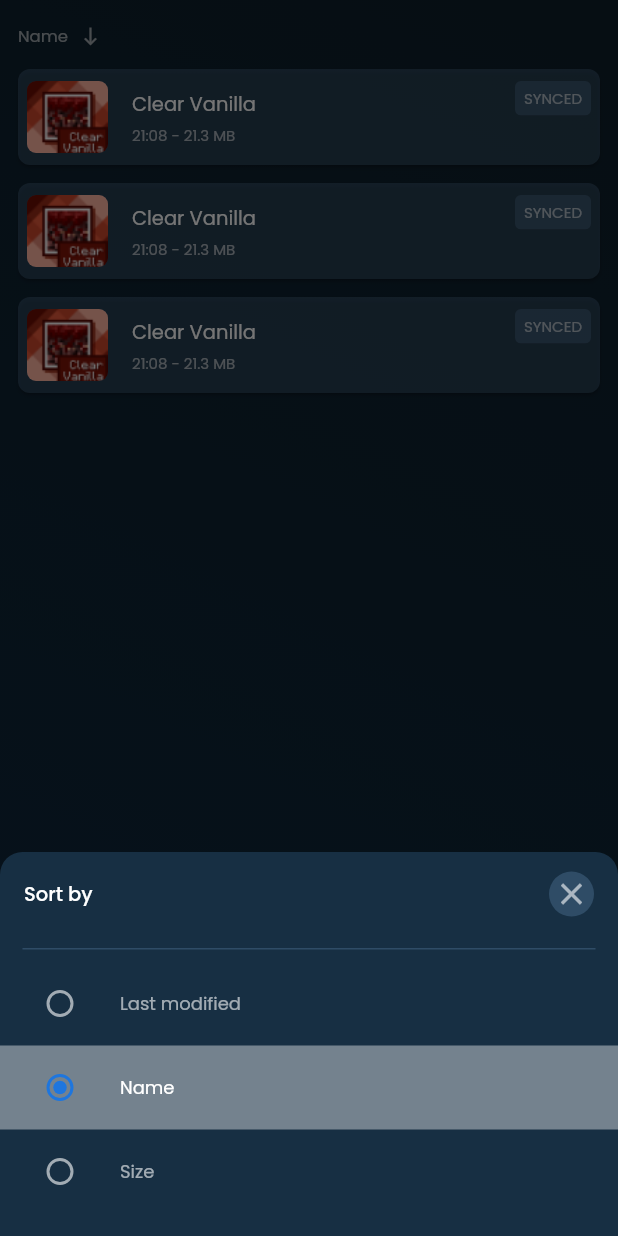
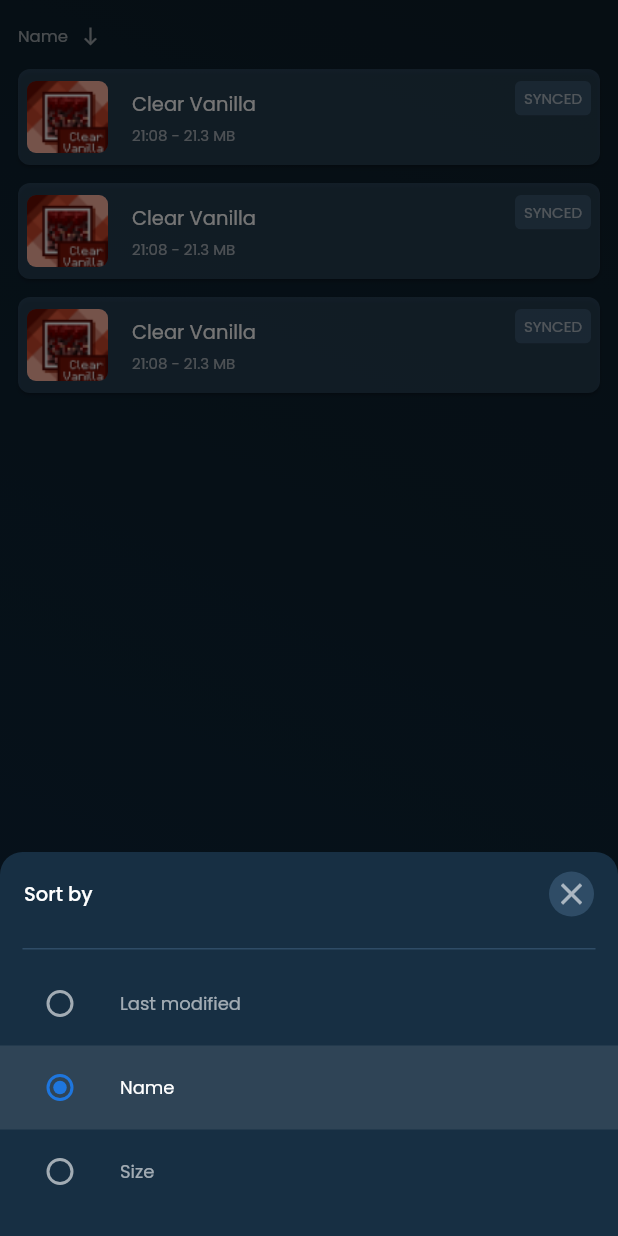
Before and after one commit to idan054/minecloud_tal, a Flutter app: the MainPage screen opened directly with empty values, after a tap on "Name", on a phone screen of 412 x 824 dp. Run offline on Flutter 3.47's test engine with Material 2 defaults, Android fonts, the light colour scheme and no system bars; our stand-ins replace flutter_svg.

Commit message:
V10.0 SortBy design & Todo task added for backend
V9.0 bottomSheetW.dart Added - config on main_page.dart

V8.0 dashboard.dart Added & localHomePage >> main_page.dart

V7.0 localHomePage.dart BETA + BottomNavigator

V6.1 localHomePage.dart BETA (unFinished)
+ worldCardWs.dart BETA based localHomePage.dart

V5 resetPass_page.dart Added
[ ] Add textStyle design while typing to darkTxtField()
[ ] Add hide/ show eye icon on password field

V4 login_page.dart Ui DONE

V3 Great login_page.dart BETA (unFinished)

V2: Lib STRUCTURE Updated
+ empty files added to screens & widgets folders (structure only)

V1: Counter App & Colors.dart
+ colors.dart has been added from the XD Ui Design

```diff
--- a/lib/functions/bottomSheetW.dart
+++ b/lib/functions/bottomSheetW.dart
@@ -67,18 +67,24 @@ Future<void> showMyBottomSheet(
               buildTopTitle(context, isPack, title, image),
                // switch (bottomSheetType){ case: break }
               if (bottomSheetType == BottomSheetType.local) ...[
+                // todo upload local world to GCloud
                 actionTile(Icons.cloud_upload_outlined, 'Upload to cloud'),
+                // todo delete world from local
                 actionTile(Icons.delete_outline, 'Delete locally',
                   onTap: () => showDeleteDialog(context, isPack!, bottomSheetType, image),
                 ),
               ],
               if (bottomSheetType == BottomSheetType.cloud) ...[
+                // todo download local world to GCloud
                 actionTile(Icons.cloud_download_outlined, 'Download'),
+                // todo delete world from GCloud
                 actionTile(Icons.delete_outline, 'Delete from cloud',
                   onTap: () => showDeleteDialog(context, isPack!, bottomSheetType, image),),
               ],
               if (bottomSheetType == BottomSheetType.syncHome) ...[
+                // todo SYNC - get list of files in local & cloud & compare
                 actionTile(Icons.sync_outlined, 'Sync'),
+                //  todo SYNC then Run Minecraft
                 actionTile(Icons.rocket_launch_outlined, 'Sync & Launch',
                     subTitle: 'Launch Minecraft automatically after the sync.'),
               ],
--- a/lib/screens/main_page.dart
+++ b/lib/screens/main_page.dart
@@ -19,6 +19,8 @@ class MainPage extends StatefulWidget {
 }
 
 class _MainPageState extends State<MainPage> {
+  String sortBy = 'Name';
+
   @override
   Widget build(BuildContext context) {
     return Container(
@@ -58,6 +60,7 @@ class _MainPageState extends State<MainPage> {
                   shrinkWrap: true,
                   itemCount: 3,
                   itemBuilder: (context, index) {
+                    // todo show List of worlds\ packs from local & cloud.
                     return worldPackTile(
                       context,
                       isPack: widget.isPackView,
--- a/lib/screens/resetPass_page.dart
+++ b/lib/screens/resetPass_page.dart
@@ -55,6 +55,7 @@ class _ResetPassPageState extends State<ResetPassPage> {
                     darkTxtField(label: 'Email', hintText: 'Enter your Email...'),
                     const SizedBox(height: 30,),
 
+                    // todo Backend Email Reset Here.
                     positiveButton('Send Email'),
                     Row(
                       children: [containerDivider(),],
@@ -71,6 +72,7 @@ class _ResetPassPageState extends State<ResetPassPage> {
               ),
             ),
 
+            // todo Add signup Page Here (& Backend).
             buildBottomSignup()
           ],
         ),
--- a/lib/widgets/radioButtonsW.dart
+++ b/lib/widgets/radioButtonsW.dart
@@ -1,6 +1,8 @@
 import 'package:flutter/material.dart';
 import 'package:minecloud_tal/common/theme/colors.dart';
 import 'package:minecloud_tal/common/theme/text.dart';
+
+import '../common/theme/constants.dart';
 
 class RadioButtons extends StatefulWidget {
   const RadioButtons({Key? key}) : super(key: key);
@@ -13,7 +15,9 @@ class _RadioButtonsState extends State<RadioButtons> {
   int selectedIndex = 1;
   List typeIndex = [0, 1, 2];
   List types = ['Last modified', 'Name', 'Size'];
+  // Todo make "Sort by" works
 
+  @override
   Widget build(BuildContext context) {
     return Column(
       children: <Widget>[
@@ -23,7 +27,7 @@ class _RadioButtonsState extends State<RadioButtons> {
             builder: (context) {
               bool isSelected = selectedIndex == i;
               return Container(
-                color: isSelected ? kVerySpecificWhite40 : kEmptyColor,
+                color: isSelected ? Colors.white10 : kEmptyColor,
                 child: ListTile(
                 title: Text(
                   '${types[i]}',
@@ -39,6 +43,7 @@ class _RadioButtonsState extends State<RadioButtons> {
                   onChanged: (int? value) {
                     setState(() {
                       selectedIndex = value!;
+                      kNavigator(context).pop();
                     });
                   },
                 ),
--- a/pubspec.yaml
+++ b/pubspec.yaml
@@ -14,6 +14,7 @@ dependencies:
   flutter_svg: ^1.0.3
   cupertino_icons: ^1.0.2
   url_launcher: ^6.1.4
+  provider: ^6.0.2
 
 dev_dependencies:
   flutter_test:
```
Also changed, not shown: pubspec.lock.
